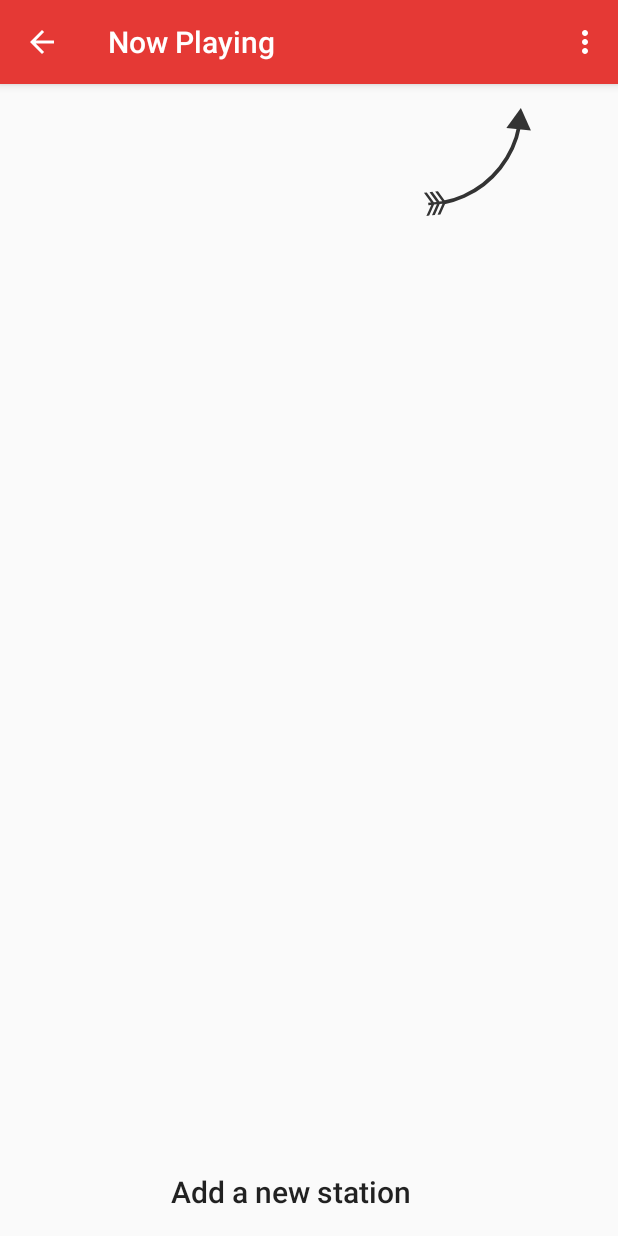
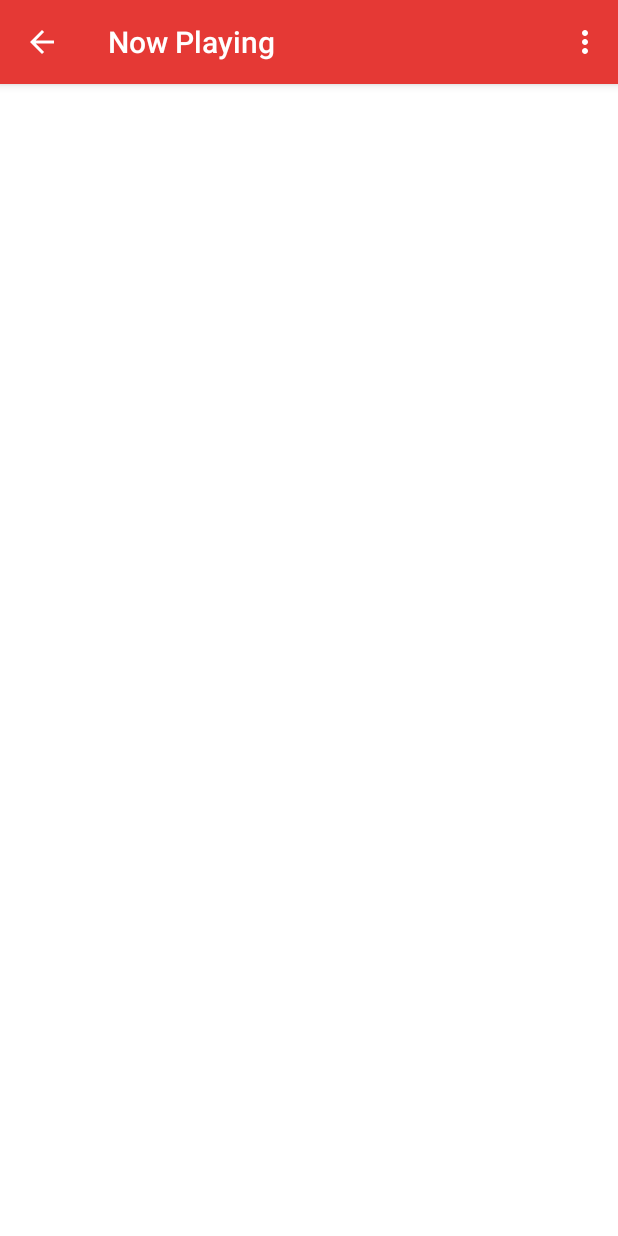
Before and after one commit to sanjaysingh1990/Exoplayer2Radio, an Android app: the fragment MainActivityFragment placed in its activity, on a phone screen of 412 x 824 dp. Run offline under Robolectric (Android 15) with nearby library versions, the phone set to English and light mode, and no system bars; 8 statements that could not run were skipped.

Commit message:
list design changed

```diff
--- a/app/build.gradle
+++ b/app/build.gradle
@@ -26,6 +26,9 @@ dependencies {
     compile fileTree(include: ['*.jar'], dir: 'libs')
     compile 'com.android.support:appcompat-v7:' + supportLibraryVersion
     compile 'com.android.support:design:' + supportLibraryVersion
+    compile 'com.android.support:cardview-v7:21.0.+'
+
     compile project(":library:core")
     compile project(":library:hls")
+    compile 'com.android.support.constraint:constraint-layout:1.0.2'
 }
--- a/app/src/main/java/org/rajmoh/radio/MainActivityFragment.java
+++ b/app/src/main/java/org/rajmoh/radio/MainActivityFragment.java
@@ -79,7 +79,7 @@ public final class MainActivityFragment extends Fragment implements TransistorKe
     private File mFolder;
     private int mFolderSize;
     private View mRootView;
-    private View mActionCallView;
+
     private RecyclerView mRecyclerView;
     private RecyclerView.LayoutManager mLayoutManager;
     private Parcelable mListState;
@@ -170,7 +170,6 @@ public final class MainActivityFragment extends Fragment implements TransistorKe
         mRootView = inflater.inflate(R.layout.fragment_main, container, false);
 
         // get reference to action call view from inflated root view
-        mActionCallView = mRootView.findViewById(R.id.main_actioncall_layout);
 
         // get reference to recycler list view from inflated root view
         mRecyclerView = (RecyclerView) mRootView.findViewById(R.id.main_recyclerview_collection);
@@ -178,7 +177,6 @@ public final class MainActivityFragment extends Fragment implements TransistorKe
         // use this setting to improve performance if you know that changes
         // in content do not change the layout size of the RecyclerView
         // TODO check if necessary here
-        mRecyclerView.setHasFixedSize(true);
 
         // set animator
         mRecyclerView.setItemAnimator(new DefaultItemAnimator());
@@ -385,11 +383,9 @@ public final class MainActivityFragment extends Fragment implements TransistorKe
     private void toggleActionCall() {
         // show call to action, if necessary
         if (mCollectionAdapter.getItemCount() == 0) {
-            mActionCallView.setVisibility(View.VISIBLE);
             mRecyclerView.setVisibility(View.GONE);
         } else {
-            mActionCallView.setVisibility(View.GONE);
-            mRecyclerView.setVisibility(View.VISIBLE);
+             mRecyclerView.setVisibility(View.VISIBLE);
         }
     }
 
--- a/app/src/main/res/layout/fragment_main.xml
+++ b/app/src/main/res/layout/fragment_main.xml
@@ -6,48 +6,17 @@
     android:layout_width="match_parent"
     android:layout_height="match_parent"
     android:orientation="vertical"
-    tools:context=".MainActivityFragment">
+    tools:context=".MainActivityFragment"
+    android:background="@color/white"
+    >
 
-    <LinearLayout
-        android:id="@+id/main_actioncall_layout"
-        android:paddingTop="@dimen/activity_vertical_margin"
-        android:paddingBottom="@dimen/activity_vertical_margin"
-        android:layout_width="match_parent"
-        android:layout_height="match_parent"
-        android:orientation="horizontal"
-        android:layout_marginEnd="58dp"
-        android:visibility="visible">
 
-        <TextView
-            android:id="@+id/main_textview"
-            android:layout_width="0dp"
-            android:layout_height="fill_parent"
-            android:text="@string/actioncall_message_start_here"
-            android:layout_weight="1"
-            android:layout_gravity="center_vertical|bottom"
-            android:gravity="bottom|end"
-            android:paddingStart="8dp"
-            android:paddingEnd="8dp"
-            android:textAppearance="@android:style/TextAppearance.DeviceDefault.Widget.ActionMode.Title" />
-
-        <ImageView
-            android:id="@+id/main_actioncall_image_arrow"
-            android:layout_width="72dp"
-            android:layout_height="72dp"
-            android:contentDescription="@string/descr_arrow_actioncall"
-            android:minHeight="?android:attr/listPreferredItemHeight"
-            android:paddingStart="0dp"
-            android:paddingEnd="0dp"
-            android:layout_marginBottom="4dp"
-            app:srcCompat="@drawable/smbl_arrow_actioncall_72dp" />
-
-    </LinearLayout>
 
     <android.support.v7.widget.RecyclerView
         android:id="@+id/main_recyclerview_collection"
         android:layout_width="match_parent"
-        android:layout_height="wrap_content"
-        android:background="@color/transistor_grey_lighter"
-        android:visibility="visible" />
+        android:layout_height="match_parent"
+        android:background="@color/white"
+       />
 
 </LinearLayout>
--- a/app/src/main/res/values/colors.xml
+++ b/app/src/main/res/values/colors.xml
@@ -18,5 +18,6 @@
 
     <color name="transistor_white">#FFFFFFFF</color>
     <color name="transistor_transparent">#00FFFFFF</color>
+    <color name="white">#FFFFFF</color>
 
 </resources>
```
Also changed, not shown: app/src/main/res/layout/list_item_collection.xml (+29 -24 lines), 14 other files.
